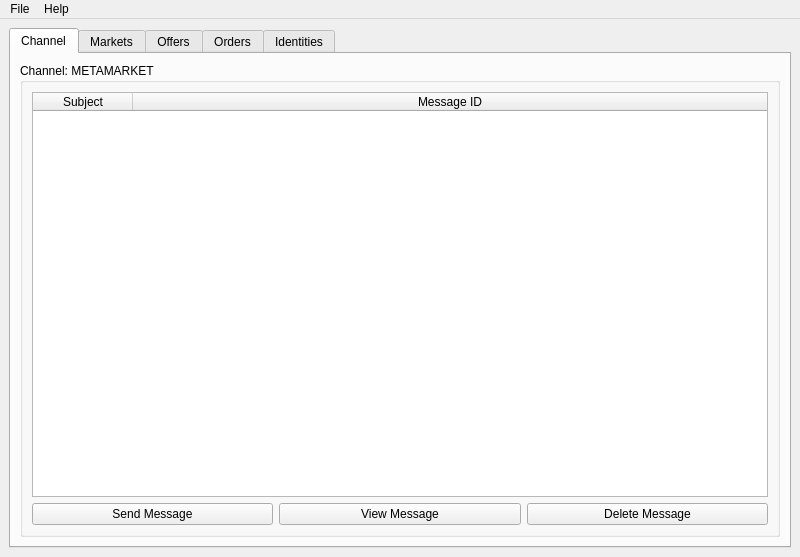
The window that qtui/metamarket_qt.ui (metamarcdw/metamarket) describes before a commit, drawn with Qt 5.
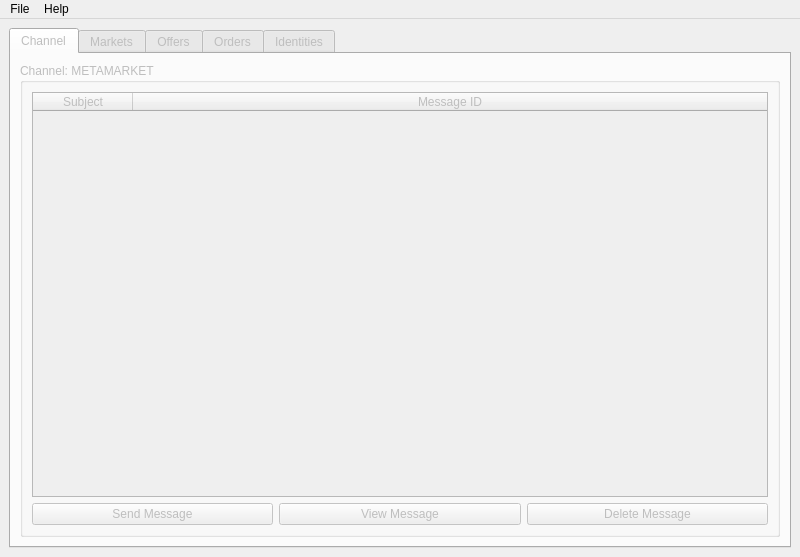
The same window after the commit.

Commit message: Disable tabWidget when not logged in

Patch:
```diff
--- a/qtui/metamarket_qt.ui
+++ b/qtui/metamarket_qt.ui
@@ -17,6 +17,9 @@
    <layout class="QGridLayout" name="gridLayout">
     <item row="1" column="0">
      <widget class="QTabWidget" name="tabWidget">
+      <property name="enabled">
+       <bool>false</bool>
+      </property>
       <property name="currentIndex">
        <number>0</number>
       </property>
```
The commit also changes 2 other files.
